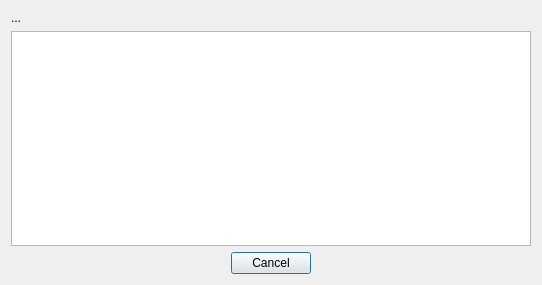
First picture: the form in main/app/win/uiDialogDl.ui, repository marcosvicente/BaixeAssista, before the edit.
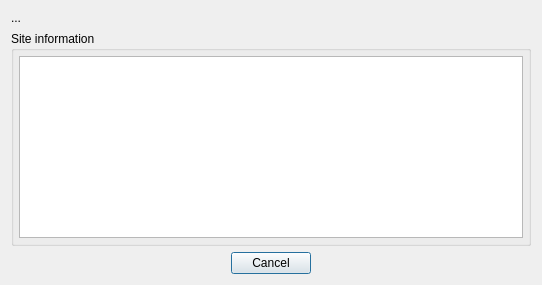
Second picture: the form after the edit. Icons and pictures are not drawn.

Commit message: atualizando arquivos da ui.

Patch:
```diff
--- a/main/app/win/uiDialogDl.ui
+++ b/main/app/win/uiDialogDl.ui
@@ -32,7 +32,22 @@
     </widget>
    </item>
    <item>
-    <widget class="QTextEdit" name="siteResponse"/>
+    <widget class="QGroupBox" name="groupBox">
+     <property name="title">
+      <string>Site information</string>
+     </property>
+     <layout class="QVBoxLayout" name="verticalLayout_2">
+      <property name="spacing">
+       <number>5</number>
+      </property>
+      <property name="margin">
+       <number>5</number>
+      </property>
+      <item>
+       <widget class="QTextEdit" name="siteResponse"/>
+      </item>
+     </layout>
+    </widget>
    </item>
    <item>
     <widget class="QDialogButtonBox" name="buttonBox">
```
The commit also changes 1 other file.
